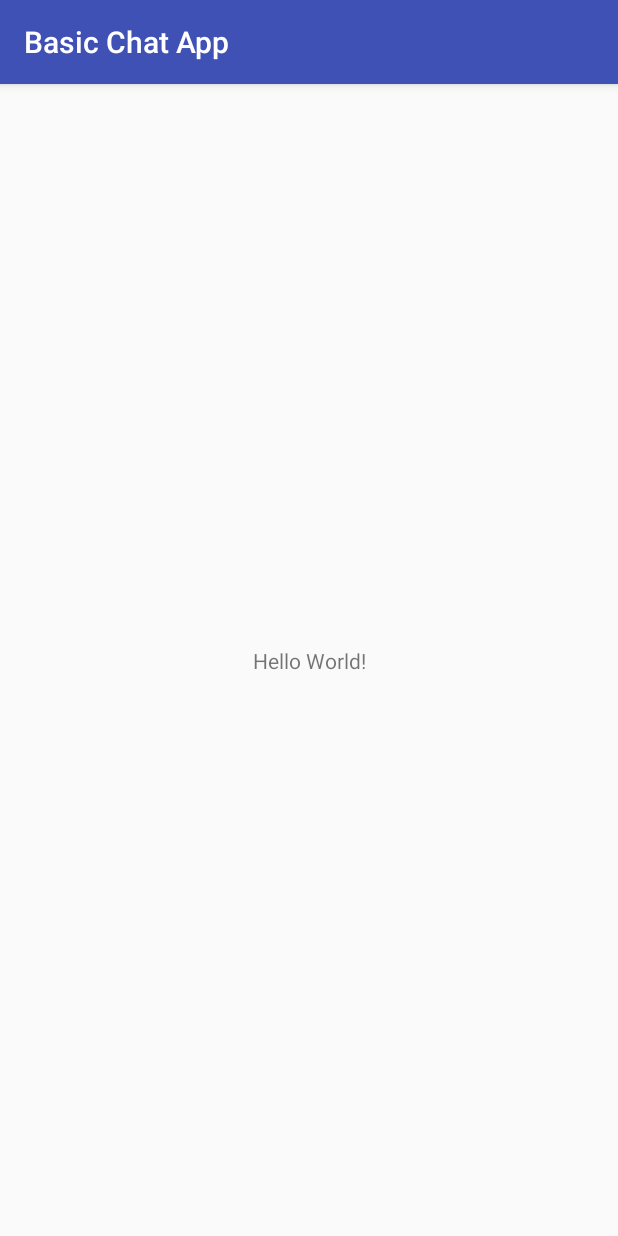
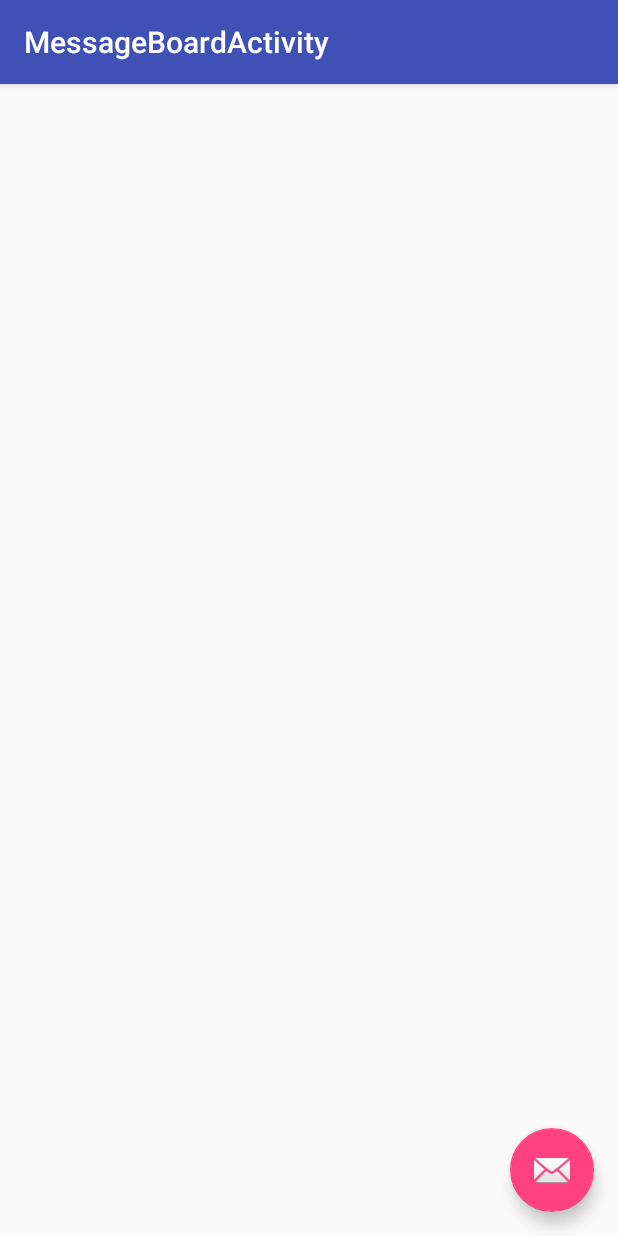
Before and after one commit to NautaDev/BasicChatApp, an Android app: the screen it shows after launch (MainActivity before the commit, MessageBoardActivity after it), on a phone screen of 412 x 824 dp. Run offline under Robolectric (Android 15) with nearby library versions, the phone set to English and light mode, and no system bars.

Commit message:
Replace old MainActivity with a new one. For now this will be a simple design, after app is fully functional, I will implement a better UI.

```diff
--- a/app/build.gradle
+++ b/app/build.gradle
@@ -22,6 +22,7 @@ dependencies {
     implementation fileTree(dir: 'libs', include: ['*.jar'])
     implementation 'com.android.support:appcompat-v7:27.1.1'
     implementation 'com.android.support.constraint:constraint-layout:1.1.0'
+    implementation 'com.android.support:design:27.1.1'
     testImplementation 'junit:junit:4.12'
     androidTestImplementation 'com.android.support.test:runner:1.0.2'
     androidTestImplementation 'com.android.support.test.espresso:espresso-core:3.0.2'
--- a/app/src/main/AndroidManifest.xml
+++ b/app/src/main/AndroidManifest.xml
@@ -3,10 +3,10 @@
     package="com.oncodemy.basicchatapp">
 
     <!-- Permissions -->
-    <uses-permission android:name="android.permission.ACCESS_NETWORK_STATE"/>
-    <uses-permission android:name="android.permission.INTERNET"/>
+    <uses-permission android:name="android.permission.ACCESS_NETWORK_STATE" />
+    <uses-permission android:name="android.permission.INTERNET" />
+
     <!-- End of permissions -->
-
     <application
         android:allowBackup="true"
         android:icon="@mipmap/ic_launcher"
@@ -14,13 +14,6 @@
         android:roundIcon="@mipmap/ic_launcher_round"
         android:supportsRtl="true"
         android:theme="@style/AppTheme">
-        <activity android:name=".MainActivity">
-            <intent-filter>
-                <action android:name="android.intent.action.MAIN" />
-
-                <category android:name="android.intent.category.LAUNCHER" />
-            </intent-filter>
-        </activity>
 
         <!-- Metadata -->
         <meta-data
@@ -34,6 +27,16 @@
             android:value="@string/back4app_client_key" />
         <!-- End of metadata -->
 
+        <activity
+            android:name=".MessageBoardActivity"
+            android:label="@string/title_activity_message_board"
+            android:theme="@style/AppTheme.NoActionBar">
+            <intent-filter>
+                <action android:name="android.intent.action.MAIN" />
+
+                <category android:name="android.intent.category.LAUNCHER" />
+            </intent-filter>
+        </activity>
     </application>
 
 </manifest>
--- a/app/src/main/java/com/oncodemy/basicchatapp/MainActivity.java
+++ /dev/null
@@ -1,13 +0,0 @@
-package com.oncodemy.basicchatapp;
-
-import android.support.v7.app.AppCompatActivity;
-import android.os.Bundle;
-
-public class MainActivity extends AppCompatActivity {
-
-    @Override
-    protected void onCreate(Bundle savedInstanceState) {
-        super.onCreate(savedInstanceState);
-        setContentView(R.layout.activity_main);
-    }
-}
--- /dev/null
+++ b/app/src/main/java/com/oncodemy/basicchatapp/MessageBoardActivity.java
@@ -0,0 +1,29 @@
+package com.oncodemy.basicchatapp;
+
+import android.os.Bundle;
+import android.support.design.widget.FloatingActionButton;
+import android.support.design.widget.Snackbar;
+import android.support.v7.app.AppCompatActivity;
+import android.support.v7.widget.Toolbar;
+import android.view.View;
+
+public class MessageBoardActivity extends AppCompatActivity {
+
+    @Override
+    protected void onCreate(Bundle savedInstanceState) {
+        super.onCreate(savedInstanceState);
+        setContentView(R.layout.activity_message_board);
+        Toolbar toolbar = (Toolbar) findViewById(R.id.toolbar);
+        setSupportActionBar(toolbar);
+
+        FloatingActionButton fab = (FloatingActionButton) findViewById(R.id.fab);
+        fab.setOnClickListener(new View.OnClickListener() {
+            @Override
+            public void onClick(View view) {
+                Snackbar.make(view, "Replace with your own action", Snackbar.LENGTH_LONG)
+                        .setAction("Action", null).show();
+            }
+        });
+    }
+
+}
--- a/app/src/main/res/layout/activity_main.xml
+++ /dev/null
@@ -1,18 +0,0 @@
-<?xml version="1.0" encoding="utf-8"?>
-<android.support.constraint.ConstraintLayout xmlns:android="http://schemas.android.com/apk/res/android"
-    xmlns:app="http://schemas.android.com/apk/res-auto"
-    xmlns:tools="http://schemas.android.com/tools"
-    android:layout_width="match_parent"
-    android:layout_height="match_parent"
-    tools:context="com.oncodemy.basicchatapp.MainActivity">
-
-    <TextView
-        android:layout_width="wrap_content"
-        android:layout_height="wrap_content"
-        android:text="Hello World!"
-        app:layout_constraintBottom_toBottomOf="parent"
-        app:layout_constraintLeft_toLeftOf="parent"
-        app:layout_constraintRight_toRightOf="parent"
-        app:layout_constraintTop_toTopOf="parent" />
-
-</android.support.constraint.ConstraintLayout>
--- /dev/null
+++ b/app/src/main/res/layout/activity_message_board.xml
@@ -0,0 +1,33 @@
+<?xml version="1.0" encoding="utf-8"?>
+<android.support.design.widget.CoordinatorLayout xmlns:android="http://schemas.android.com/apk/res/android"
+    xmlns:app="http://schemas.android.com/apk/res-auto"
+    xmlns:tools="http://schemas.android.com/tools"
+    android:layout_width="match_parent"
+    android:layout_height="match_parent"
+    tools:context="com.oncodemy.basicchatapp.MessageBoardActivity">
+
+    <android.support.design.widget.AppBarLayout
+        android:layout_width="match_parent"
+        android:layout_height="wrap_content"
+        android:theme="@style/AppTheme.AppBarOverlay">
+
+        <android.support.v7.widget.Toolbar
+            android:id="@+id/toolbar"
+            android:layout_width="match_parent"
+            android:layout_height="?attr/actionBarSize"
+            android:background="?attr/colorPrimary"
+            app:popupTheme="@style/AppTheme.PopupOverlay" />
+
+    </android.support.design.widget.AppBarLayout>
+
+    <include layout="@layout/content_message_board" />
+
+    <android.support.design.widget.FloatingActionButton
+        android:id="@+id/fab"
+        android:layout_width="wrap_content"
+        android:layout_height="wrap_content"
+        android:layout_gravity="bottom|end"
+        android:layout_margin="@dimen/fab_margin"
+        app:srcCompat="@android:drawable/ic_dialog_email" />
+
+</android.support.design.widget.CoordinatorLayout>
--- /dev/null
+++ b/app/src/main/res/layout/content_message_board.xml
@@ -0,0 +1,11 @@
+<?xml version="1.0" encoding="utf-8"?>
+<android.support.constraint.ConstraintLayout xmlns:android="http://schemas.android.com/apk/res/android"
+    xmlns:app="http://schemas.android.com/apk/res-auto"
+    xmlns:tools="http://schemas.android.com/tools"
+    android:layout_width="match_parent"
+    android:layout_height="match_parent"
+    app:layout_behavior="@string/appbar_scrolling_view_behavior"
+    tools:context="com.oncodemy.basicchatapp.MessageBoardActivity"
+    tools:showIn="@layout/activity_message_board">
+
+</android.support.constraint.ConstraintLayout>
--- /dev/null
+++ b/app/src/main/res/values/dimens.xml
@@ -0,0 +1,3 @@
+<resources>
+    <dimen name="fab_margin">16dp</dimen>
+</resources>
--- a/app/src/main/res/values/strings.xml
+++ b/app/src/main/res/values/strings.xml
@@ -6,4 +6,5 @@
     <!-- Change those strings with the correct strings for your back4apps project -->
     <string name="back4app_app_id">SFGBhlpxBHaRxxmh78ZXkcBCcwPWDZrKAWqtzLwX</string>
     <string name="back4app_client_key">mwx3R5U3KMH7x6PthG3OTIPFflRMpaBAtcdGY6kZ</string>
+    <string name="title_activity_message_board">MessageBoardActivity</string>
 </resources>
--- a/app/src/main/res/values/styles.xml
+++ b/app/src/main/res/values/styles.xml
@@ -8,4 +8,13 @@
         <item name="colorAccent">@color/colorAccent</item>
     </style>
 
+    <style name="AppTheme.NoActionBar">
+        <item name="windowActionBar">false</item>
+        <item name="windowNoTitle">true</item>
+    </style>
+
+    <style name="AppTheme.AppBarOverlay" parent="ThemeOverlay.AppCompat.Dark.ActionBar" />
+
+    <style name="AppTheme.PopupOverlay" parent="ThemeOverlay.AppCompat.Light" />
+
 </resources>
```
Also changed, not shown: 1 other file.
